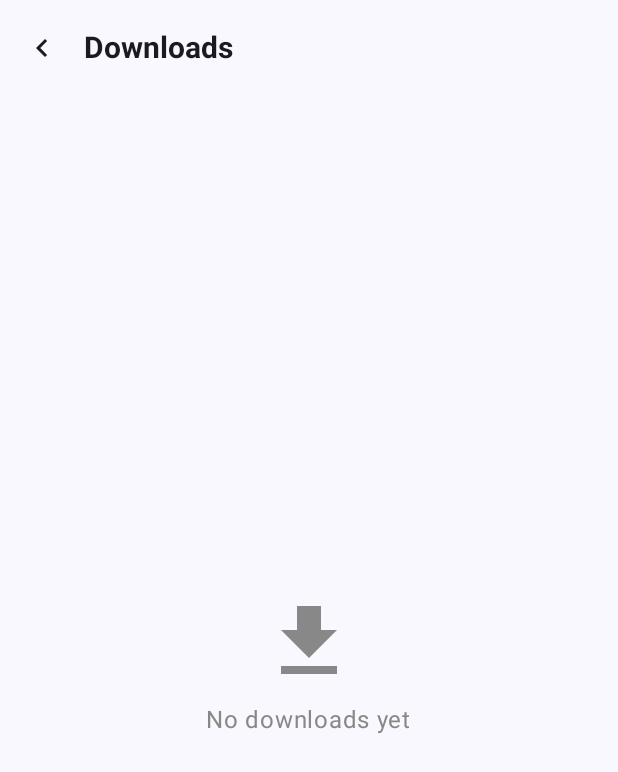
After one commit to UmairKhanDeveloper/WhatsApp_Status_Saver_App, an Android app built with Jetpack Compose: the DownloadScreen screen opened through its navigation route, on a phone screen of 412 x 824 dp. The commit adds this screen. Shown: the top 772 px of the screen. Run offline under Robolectric (Android 15) with nearby library versions, the phone set to English and light mode, and no system bars; our stand-ins replace Room's generated code, livedata-compose; pictures from the network do not load.

Commit message:
download status

```diff
--- /dev/null
+++ b/app/src/main/java/com/example/whatsapp_status_saver_app/dp/Repository.kt
@@ -0,0 +1,19 @@
+package com.example.whatsapp_status_saver_app.dp
+
+import androidx.lifecycle.LiveData
+
+
+class Repository(private val statusDataBase: StatusDataBase) {
+
+
+    fun getAllDownloads(): LiveData<List<StatusDownload>> =
+        statusDataBase.getDao().getAllDownloads()
+
+    suspend fun insert(statusDownload: StatusDownload) {
+        statusDataBase.getDao().insert(statusDownload)
+    }
+
+    suspend fun delete(statusDownload: StatusDownload) {
+        statusDataBase.getDao().delete(statusDownload)
+    }
+}
--- /dev/null
+++ b/app/src/main/java/com/example/whatsapp_status_saver_app/dp/StatusDataBase.kt
@@ -0,0 +1,29 @@
+package com.example.whatsapp_status_saver_app.dp
+
+import android.content.Context
+import androidx.room.Database
+import androidx.room.Room
+import androidx.room.RoomDatabase
+
+
+@Database(entities = [StatusDownload::class], version = 1, exportSchema = false)
+abstract class StatusDataBase : RoomDatabase() {
+    abstract fun getDao(): StatusDownloadDao
+
+    companion object {
+        @Volatile
+        private var INSTANCE: StatusDataBase? = null
+
+        fun getDataBase(context: Context): StatusDataBase {
+            return INSTANCE ?: synchronized(this) {
+                val instance = Room.databaseBuilder(
+                    context.applicationContext,
+                    StatusDataBase::class.java,
+                    "status_database" // ✅ Correct name
+                ).build()
+                INSTANCE = instance
+                instance
+            }
+        }
+    }
+}
--- /dev/null
+++ b/app/src/main/java/com/example/whatsapp_status_saver_app/dp/StatusDownloadDao.kt
@@ -0,0 +1,23 @@
+package com.example.whatsapp_status_saver_app.dp
+
+import androidx.lifecycle.LiveData
+import androidx.room.Dao
+import androidx.room.Delete
+import androidx.room.Insert
+import androidx.room.OnConflictStrategy
+import androidx.room.Query
+
+
+@Dao
+interface StatusDownloadDao {
+
+    @Insert(onConflict = OnConflictStrategy.REPLACE)
+    suspend fun insert(statusDownload: StatusDownload)
+
+    @Delete
+    suspend fun delete(statusDownload: StatusDownload)
+
+
+    @Query("SELECT * FROM statusdownload ORDER BY timeStamp DESC")
+    fun getAllDownloads(): LiveData<List<StatusDownload>>
+}
--- /dev/null
+++ b/app/src/main/java/com/example/whatsapp_status_saver_app/screens/DownloadScreen.kt
@@ -0,0 +1,172 @@
+package com.example.whatsapp_status_saver_app.screens
+
+import android.graphics.Bitmap
+import android.media.MediaMetadataRetriever
+import android.net.Uri
+import androidx.compose.foundation.Image
+import androidx.compose.foundation.background
+import androidx.compose.foundation.clickable
+import androidx.compose.foundation.layout.*
+import androidx.compose.foundation.lazy.grid.GridCells
+import androidx.compose.foundation.lazy.grid.LazyVerticalGrid
+import androidx.compose.foundation.lazy.grid.items
+import androidx.compose.foundation.shape.RoundedCornerShape
+import androidx.compose.material.icons.Icons
+import androidx.compose.material.icons.filled.Download
+import androidx.compose.material.icons.filled.KeyboardArrowLeft
+import androidx.compose.material.icons.filled.PlayCircle
+import androidx.compose.material3.*
+import androidx.compose.runtime.*
+import androidx.compose.runtime.livedata.observeAsState
+import androidx.compose.ui.Alignment
+import androidx.compose.ui.Modifier
+import androidx.compose.ui.draw.clip
+import androidx.compose.ui.graphics.Color
+import androidx.compose.ui.graphics.asImageBitmap
+import androidx.compose.ui.layout.ContentScale
+import androidx.compose.ui.platform.LocalContext
+import androidx.compose.ui.text.font.FontWeight
+import androidx.compose.ui.unit.dp
+import androidx.compose.ui.unit.sp
+import androidx.core.content.FileProvider
+import androidx.navigation.NavController
+import coil.compose.AsyncImage
+import com.example.whatsapp_status_saver_app.R
+import com.example.whatsapp_status_saver_app.dp.MainViewModel
+import com.example.whatsapp_status_saver_app.dp.Repository
+import com.example.whatsapp_status_saver_app.dp.StatusDataBase
+import kotlinx.coroutines.Dispatchers
+import kotlinx.coroutines.withContext
+import java.io.File
+
+
+@OptIn(ExperimentalMaterial3Api::class)
+@Composable
+fun DownloadScreen(navController: NavController) {
+    val context = LocalContext.current
+    val statusDataBase = remember { StatusDataBase.getDataBase(context) }
+    val repository = remember { Repository(statusDataBase) }
+    val viewModel = remember { MainViewModel(repository) }
+
+    val downloads by viewModel.allDownloads.observeAsState(emptyList())
+
+    Scaffold(
+        topBar = {
+            TopAppBar(
+                navigationIcon = {
+                    IconButton(onClick = { navController.popBackStack() }) {
+                        Icon(Icons.Default.KeyboardArrowLeft, contentDescription = "Back")
+                    }
+                },
+                title = { Text("Downloads", fontSize = 20.sp, fontWeight = FontWeight.Bold) }
+            )
+        }
+    ) { padding ->
+        if (downloads.isEmpty()) {
+            Box(
+                Modifier.fillMaxSize().padding(padding),
+                contentAlignment = Alignment.Center
+            ) {
+                Column(horizontalAlignment = Alignment.CenterHorizontally) {
+                    Icon(Icons.Default.Download, contentDescription = null, tint = Color.Gray, modifier = Modifier.size(64.dp))
+                    Spacer(Modifier.height(8.dp))
+                    Text("No downloads yet", color = Color.Gray)
+                }
+            }
+        } else {
+            LazyVerticalGrid(
+                columns = GridCells.Adaptive(120.dp),
+                modifier = Modifier
+                    .fillMaxSize()
+                    .padding(padding)
+                    .padding(8.dp),
+                horizontalArrangement = Arrangement.spacedBy(8.dp),
+                verticalArrangement = Arrangement.spacedBy(8.dp)
+            ) {
+                items(downloads) { download ->
+                    val file = File(download.filePath)
+                    val isVideo = download.fileType == "video"
+
+                    var videoThumbnail by remember { mutableStateOf<Bitmap?>(null) }
+
+                    if (isVideo) {
+                        LaunchedEffect(file.path) {
+                            withContext(Dispatchers.IO) {
+                                try {
+                                    val retriever = MediaMetadataRetriever()
+
+                                    val uri = FileProvider.getUriForFile(
+                                        context,
+                                        "${context.packageName}.provider",
+                                        file
+                                    )
+
+                                    retriever.setDataSource(context, uri)
+                                    val bmp = retriever.frameAtTime
+                                    retriever.release()
+
+                                    videoThumbnail = bmp
+                                } catch (e: Exception) {
+                                    e.printStackTrace()
+                                }
+                            }
+                        }
+                    }
+
+                    Box(
+                        modifier = Modifier
+                            .clip(RoundedCornerShape(12.dp))
+                            .background(Color.LightGray.copy(alpha = 0.1f))
+                            .clickable {
+                                navController.navigate(
+                                    Screens.SingleViewScreen.route + "/${Uri.encode(file.absolutePath)}"
+                                )
+                            }
+                    ) {
+                        if (isVideo) {
+                            if (videoThumbnail != null) {
+                                Image(
+                                    bitmap = videoThumbnail!!.asImageBitmap(),
+                                    contentDescription = null,
+                                    modifier = Modifier
+                                        .fillMaxWidth()
+                                        .aspectRatio(1f),
+                                    contentScale = ContentScale.Crop
+                                )
+                            } else {
+                                Box(
+                                    Modifier
+                                        .fillMaxWidth()
+                                        .aspectRatio(1f),
+                                    contentAlignment = Alignment.Center
+                                ) {
+                                    CircularProgressIndicator()
+                                }
+                            }
+                        } else {
+                            AsyncImage(
+                                model = file,
+                                contentDescription = null,
+                                modifier = Modifier
+                                    .fillMaxWidth()
+                                    .aspectRatio(1f),
+                                contentScale = ContentScale.Crop
+                            )
+                        }
+
+                        if (isVideo) {
+                            Icon(
+                                Icons.Default.PlayCircle,
+                                contentDescription = "Play",
+                                tint = Color.White,
+                                modifier = Modifier
+                                    .align(Alignment.Center)
+                                    .size(40.dp)
+                            )
+                        }
+                    }
+                }
+            }
+        }
+    }
+}
--- a/app/src/main/java/com/example/whatsapp_status_saver_app/screens/Navigation.kt
+++ b/app/src/main/java/com/example/whatsapp_status_saver_app/screens/Navigation.kt
@@ -47,8 +47,9 @@ fun Navigation(navController: NavHostController) {
             ExoPlayerScreen(navController, filePath)
         }
 
-
-
+        composable(Screens.DownloadScreen.route) {
+            DownloadScreen(navController)
+        }
 
 
     }
@@ -102,10 +103,17 @@ sealed class Screens(
         "PrivacyPolicy",
         Icon = Icons.Filled.Add,
     )
+
     object ExoPlayer : Screens(
         "ExoPlayer",
         "ExoPlayer",
         Icon = Icons.Filled.Add,
     )
 
+    object DownloadScreen : Screens(
+        "DownloadScreen",
+        "DownloadScreen",
+        Icon = Icons.Filled.Add,
+    )
+
 }
```
Also changed, not shown: app/build.gradle.kts (+10 -0 lines), app/src/main/java/com/example/whatsapp_status_saver_app/dp/MainViewModel.kt (added, +32 -0 lines), app/src/main/java/com/example/whatsapp_status_saver_app/dp/ResultState.kt (added, +7 -0 lines), app/src/main/java/com/example/whatsapp_status_saver_app/dp/StatusDownload.kt (added, +12 -0 lines), app/src/main/java/com/example/whatsapp_status_saver_app/screens/HomeScreen.kt (+18 -5 lines), app/src/main/java/com/example/whatsapp_status_saver_app/screens/SingleViewScreen.kt (+58 -86 lines), 3 other files.
